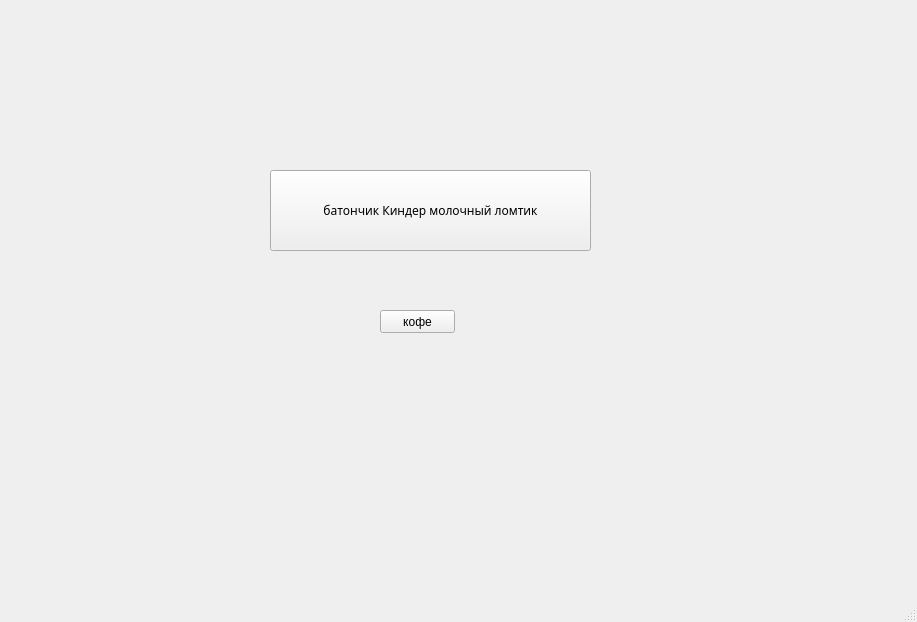
EgorKreep88/coffee, file ui.ui: the form before one commit.
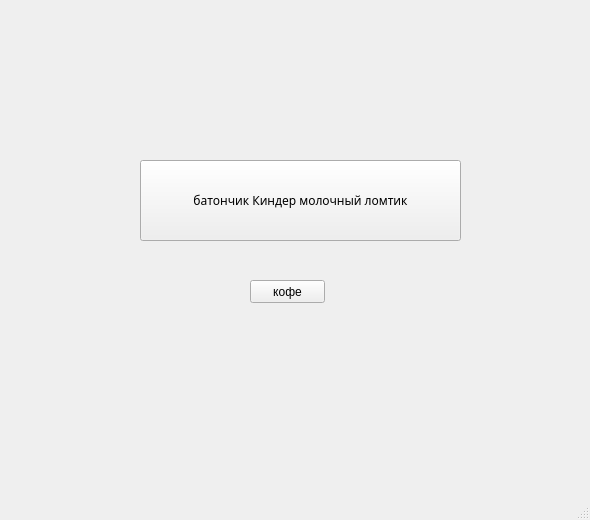
The form after the commit.

```diff
--- a/ui.ui
+++ b/ui.ui
@@ -6,8 +6,8 @@
    <rect>
     <x>0</x>
     <y>0</y>
-    <width>917</width>
-    <height>622</height>
+    <width>590</width>
+    <height>520</height>
    </rect>
   </property>
   <property name="cursor">
@@ -20,8 +20,8 @@
    <widget class="QPushButton" name="btnAddCircle">
     <property name="geometry">
      <rect>
-      <x>270</x>
-      <y>170</y>
+      <x>140</x>
+      <y>160</y>
       <width>321</width>
       <height>81</height>
      </rect>
@@ -41,8 +41,8 @@
    <widget class="QPushButton" name="btnEditCoffee">
     <property name="geometry">
      <rect>
-      <x>380</x>
-      <y>310</y>
+      <x>250</x>
+      <y>280</y>
       <width>75</width>
       <height>23</height>
      </rect>
```
Left out of the diff: 2 changed lines with no effect on the pictures.
